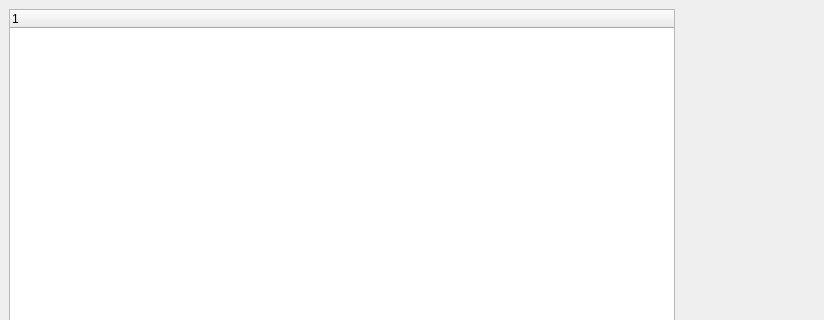
This is UI/MainWindow.ui in Folcogh/DocRider as Qt 5 draws it before an edit; both pictures show x 0 to 824 and y 0 to 320 of the 948 by 816 pixel window. The edited form follows.
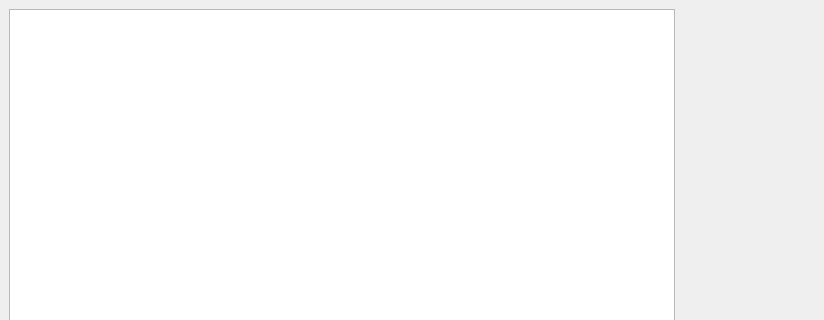
This is the edited form.

```diff
--- a/UI/MainWindow.ui
+++ b/UI/MainWindow.ui
@@ -20,7 +20,16 @@
       <property name="orientation">
        <enum>Qt::Horizontal</enum>
       </property>
-      <widget class="QTreeWidget" name="TreeDoc"/>
+      <widget class="QTreeWidget" name="TreeDoc">
+       <attribute name="headerVisible">
+        <bool>false</bool>
+       </attribute>
+       <column>
+        <property name="text">
+         <string notr="true">1</string>
+        </property>
+       </column>
+      </widget>
       <widget class="QWidget" name="DummyWidget" native="true"/>
      </widget>
     </item>
```
